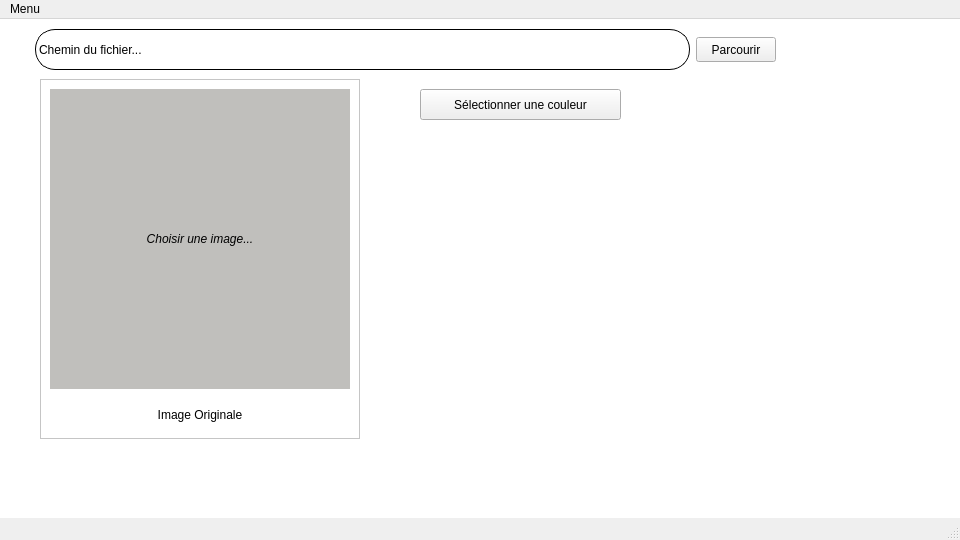
This is HarmonieDesCouleurs/HarmonieDesCouleurs/harmoniedescouleurs.ui in thibaultodor/HarmonieDesCouleurs_ProjetImage as Qt 5 draws it before an edit. The edited form follows.
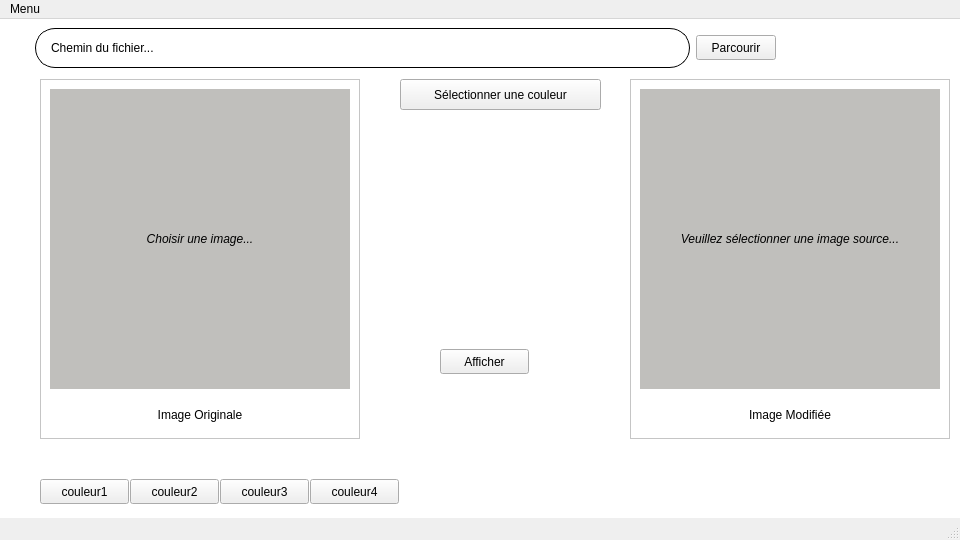
This is the edited form. Icons and pictures are not drawn.

Diff of the .ui file:
```diff
--- a/HarmonieDesCouleurs/HarmonieDesCouleurs/harmoniedescouleurs.ui
+++ b/HarmonieDesCouleurs/HarmonieDesCouleurs/harmoniedescouleurs.ui
@@ -51,9 +51,9 @@
     <property name="geometry">
      <rect>
       <x>10</x>
-      <y>10</y>
+      <y>4</y>
       <width>941</width>
-      <height>41</height>
+      <height>50</height>
      </rect>
     </property>
     <layout class="QHBoxLayout" name="horizontalLayout_3">
@@ -65,6 +65,12 @@
      </property>
      <item>
       <widget class="QLabel" name="cheminParcourir">
+       <property name="maximumSize">
+        <size>
+         <width>700</width>
+         <height>40</height>
+        </size>
+       </property>
        <property name="autoFillBackground">
         <bool>false</bool>
        </property>
@@ -87,6 +93,12 @@
        <property name="scaledContents">
         <bool>true</bool>
        </property>
+       <property name="alignment">
+        <set>Qt::AlignLeading|Qt::AlignLeft|Qt::AlignVCenter</set>
+       </property>
+       <property name="indent">
+        <number>15</number>
+       </property>
       </widget>
      </item>
      <item>
@@ -98,7 +110,7 @@
         </size>
        </property>
        <property name="styleSheet">
-        <string notr="true">font: 11pt &quot;Dyuthi&quot;;</string>
+        <string notr="true">font: 11pt &quot;Sawasdee&quot;;</string>
        </property>
        <property name="text">
         <string>Parcourir</string>
@@ -126,12 +138,15 @@
    <widget class="QPushButton" name="colorSelector">
     <property name="geometry">
      <rect>
-      <x>420</x>
-      <y>70</y>
+      <x>400</x>
+      <y>60</y>
       <width>201</width>
       <height>31</height>
      </rect>
     </property>
+    <property name="styleSheet">
+     <string notr="true">font: 11pt &quot;Sawasdee&quot;;</string>
+    </property>
     <property name="text">
      <string>Sélectionner une couleur</string>
     </property>
@@ -158,7 +173,7 @@
      <string/>
     </property>
    </widget>
-   <widget class="QFrame" name="frame_2">
+   <widget class="QFrame" name="init_polaroid">
     <property name="geometry">
      <rect>
       <x>40</x>
@@ -179,7 +194,7 @@
     <property name="frameShadow">
      <enum>QFrame::Raised</enum>
     </property>
-    <widget class="QFrame" name="frame">
+    <widget class="QFrame" name="init_fond_pola">
      <property name="geometry">
       <rect>
        <x>10</x>
@@ -203,7 +218,7 @@
      <property name="lineWidth">
       <number>1</number>
      </property>
-     <widget class="QLabel" name="image_label">
+     <widget class="QLabel" name="init_image_label">
       <property name="geometry">
        <rect>
         <x>0</x>
@@ -217,6 +232,9 @@
         <italic>true</italic>
        </font>
       </property>
+      <property name="cursor">
+       <cursorShape>ArrowCursor</cursorShape>
+      </property>
       <property name="text">
        <string>Choisir une image...</string>
       </property>
@@ -231,7 +249,7 @@
       </property>
      </widget>
     </widget>
-    <widget class="QLabel" name="legende">
+    <widget class="QLabel" name="init_legende">
      <property name="geometry">
       <rect>
        <x>10</x>
@@ -251,10 +269,177 @@
      </property>
     </widget>
    </widget>
+   <widget class="QFrame" name="final_polaroid">
+    <property name="geometry">
+     <rect>
+      <x>630</x>
+      <y>60</y>
+      <width>320</width>
+      <height>360</height>
+     </rect>
+    </property>
+    <property name="autoFillBackground">
+     <bool>false</bool>
+    </property>
+    <property name="styleSheet">
+     <string notr="true">background-color: rgb(255, 255, 255);</string>
+    </property>
+    <property name="frameShape">
+     <enum>QFrame::StyledPanel</enum>
+    </property>
+    <property name="frameShadow">
+     <enum>QFrame::Raised</enum>
+    </property>
+    <widget class="QFrame" name="final_fond_pola">
+     <property name="geometry">
+      <rect>
+       <x>10</x>
+       <y>10</y>
+       <width>300</width>
+       <height>300</height>
+      </rect>
+     </property>
+     <property name="autoFillBackground">
+      <bool>false</bool>
+     </property>
+     <property name="styleSheet">
+      <string notr="true">background-color: rgb(192, 191, 188);</string>
+     </property>
+     <property name="frameShape">
+      <enum>QFrame::StyledPanel</enum>
+     </property>
+     <property name="frameShadow">
+      <enum>QFrame::Plain</enum>
+     </property>
+     <property name="lineWidth">
+      <number>1</number>
+     </property>
+     <widget class="QLabel" name="final_image_label">
+      <property name="geometry">
+       <rect>
+        <x>0</x>
+        <y>0</y>
+        <width>300</width>
+        <height>300</height>
+       </rect>
+      </property>
+      <property name="font">
+       <font>
+        <italic>true</italic>
+       </font>
+      </property>
+      <property name="cursor">
+       <cursorShape>ArrowCursor</cursorShape>
+      </property>
+      <property name="text">
+       <string>Veuillez sélectionner une image source...</string>
+      </property>
+      <property name="scaledContents">
+       <bool>false</bool>
+      </property>
+      <property name="alignment">
+       <set>Qt::AlignCenter</set>
+      </property>
+      <property name="wordWrap">
+       <bool>false</bool>
+      </property>
+     </widget>
+    </widget>
+    <widget class="QLabel" name="final_legende">
+     <property name="geometry">
+      <rect>
+       <x>10</x>
+       <y>325</y>
+       <width>300</width>
+       <height>21</height>
+      </rect>
+     </property>
+     <property name="styleSheet">
+      <string notr="true">font: 75 11pt &quot;Purisa&quot;;</string>
+     </property>
+     <property name="text">
+      <string>Image Modifiée</string>
+     </property>
+     <property name="alignment">
+      <set>Qt::AlignCenter</set>
+     </property>
+    </widget>
+   </widget>
+   <widget class="QPushButton" name="dom_colors">
+    <property name="geometry">
+     <rect>
+      <x>440</x>
+      <y>330</y>
+      <width>89</width>
+      <height>25</height>
+     </rect>
+    </property>
+    <property name="text">
+     <string>Afficher</string>
+    </property>
+   </widget>
+   <widget class="QPushButton" name="d_color_1">
+    <property name="geometry">
+     <rect>
+      <x>40</x>
+      <y>460</y>
+      <width>89</width>
+      <height>25</height>
+     </rect>
+    </property>
+    <property name="text">
+     <string>couleur1</string>
+    </property>
+   </widget>
+   <widget class="QPushButton" name="d_color_2">
+    <property name="geometry">
+     <rect>
+      <x>130</x>
+      <y>460</y>
+      <width>89</width>
+      <height>25</height>
+     </rect>
+    </property>
+    <property name="text">
+     <string>couleur2</string>
+    </property>
+   </widget>
+   <widget class="QPushButton" name="d_color_3">
+    <property name="geometry">
+     <rect>
+      <x>220</x>
+      <y>460</y>
+      <width>89</width>
+      <height>25</height>
+     </rect>
+    </property>
+    <property name="text">
+     <string>couleur3</string>
+    </property>
+   </widget>
+   <widget class="QPushButton" name="d_color_4">
+    <property name="geometry">
+     <rect>
+      <x>310</x>
+      <y>460</y>
+      <width>89</width>
+      <height>25</height>
+     </rect>
+    </property>
+    <property name="text">
+     <string>couleur4</string>
+    </property>
+   </widget>
    <zorder>background</zorder>
    <zorder>horizontalLayoutWidget</zorder>
    <zorder>colorSelector</zorder>
-   <zorder>frame_2</zorder>
+   <zorder>init_polaroid</zorder>
+   <zorder>final_polaroid</zorder>
+   <zorder>dom_colors</zorder>
+   <zorder>d_color_1</zorder>
+   <zorder>d_color_2</zorder>
+   <zorder>d_color_3</zorder>
+   <zorder>d_color_4</zorder>
   </widget>
   <widget class="QMenuBar" name="menubar">
    <property name="geometry">
```
